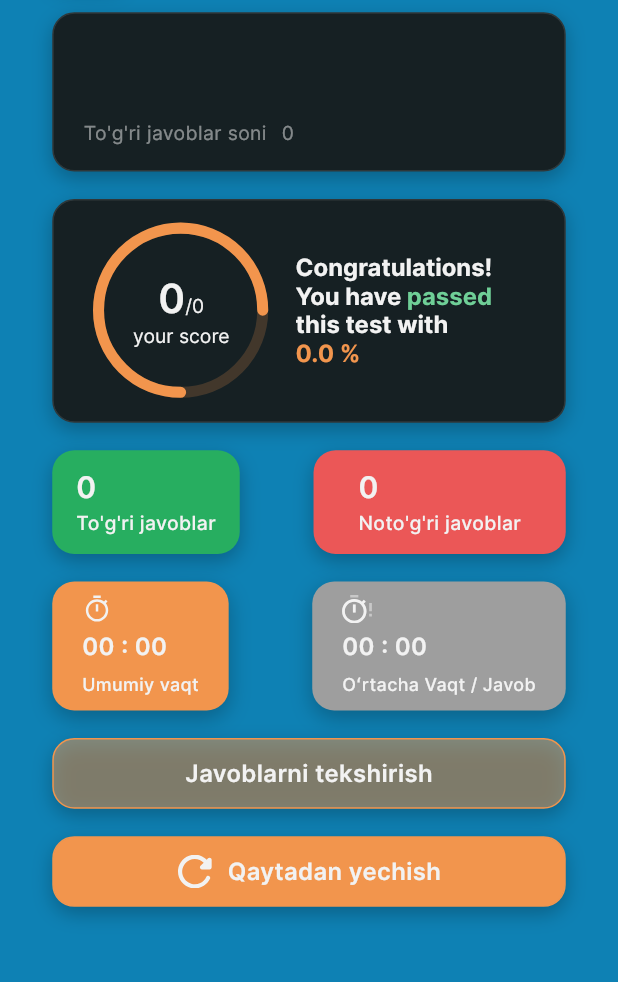
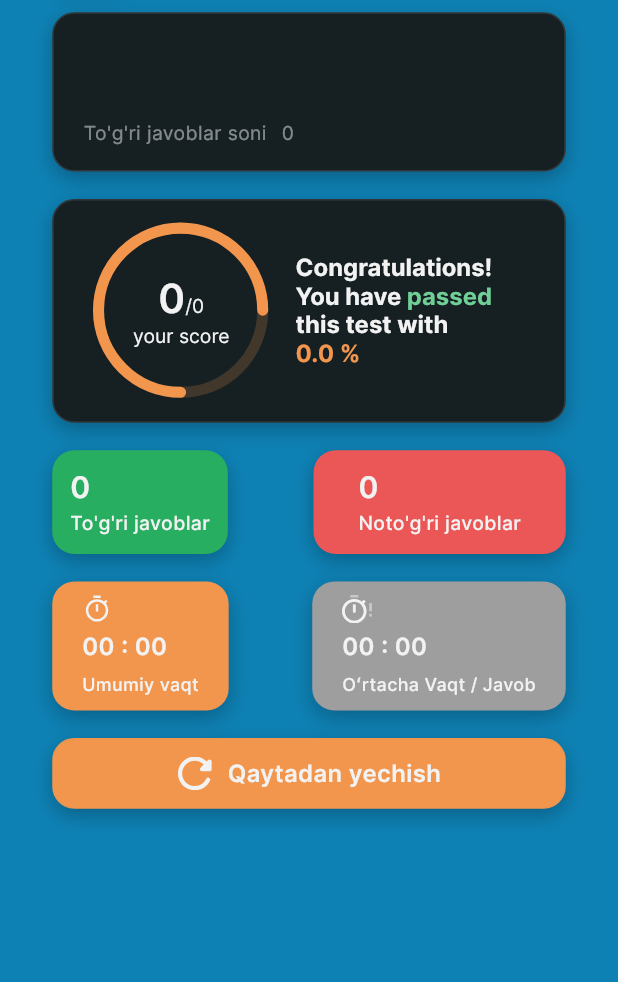
Before and after one commit to Yorq1nnur/my_quiz_app, a Flutter app: the ResultScreen screen opened directly with empty values, on a phone screen of 412 x 824 dp, the part 156-1138 px from its top. Run offline on Flutter 3.47's test engine with Material 3 defaults, Android fonts, the phone set to English and light mode, and no system bars; drawn by our look-alikes of zoom_tap_animation; our stand-ins replace flutter_screenutil, flutter_svg, lottie; missing offline and left inert: dart:ffi; project files that could hold a hidden picture were left out.

Commit message:
First ResultScreen

```diff
--- a/lib/screens/result_screen/get_bottom_items.dart
+++ b/lib/screens/result_screen/get_bottom_items.dart
@@ -9,11 +9,9 @@ import '../../utils/styles/app_text_style.dart';
 class GetBottomItems extends StatelessWidget {
   const GetBottomItems({
     super.key,
-    required this.check,
     required this.again,
   });
 
-  final VoidCallback check;
   final VoidCallback again;
 
   @override
@@ -21,47 +19,6 @@ class GetBottomItems extends StatelessWidget {
     return Column(
       crossAxisAlignment: CrossAxisAlignment.start,
       children: [
-        ZoomTapAnimation(
-          onTap: check,
-          child: Container(
-            padding: EdgeInsets.symmetric(
-              vertical: 12.h,
-              horizontal: 20.w,
-            ),
-            margin: EdgeInsets.only(
-              bottom: 20.h,
-            ),
-            decoration: BoxDecoration(
-              color: AppColors.cF2954D.withOpacity(0.5),
-              border: Border.all(
-                color: AppColors.cF2954D,
-                width: 1.w,
-              ),
-              boxShadow: [
-                BoxShadow(
-                  color: AppColors.c000000.withOpacity(0.25),
-                  blurRadius: 12.r,
-                  offset: Offset(
-                    0,
-                    5.r,
-                  ),
-                ),
-              ],
-              borderRadius: BorderRadius.circular(
-                16.r,
-              ),
-            ),
-            child: Center(
-              child: Text(
-                "Javoblarni tekshirish",
-                style: AppTextStyle.interBold.copyWith(
-                    color: AppColors.cF2F2F2,
-                    fontSize: 16.sp,
-                    fontWeight: FontWeight.w600),
-              ),
-            ),
-          ),
-        ),
         ZoomTapAnimation(
           onTap: again,
           child: Container(
@@ -115,6 +72,7 @@ class GetBottomItems extends StatelessWidget {
             ),
           ),
         ),
+
       ],
     );
   }
--- a/lib/screens/result_screen/result_screen.dart
+++ b/lib/screens/result_screen/result_screen.dart
@@ -203,7 +203,7 @@ class _ResultScreenState extends State<ResultScreen> {
                             containerColor: AppColors.c27AE60,
                             answersCount: widget.answersReport.trueAnswersCount,
                             check: "To'g'ri javoblar",
-                            horizontalPadding: 16,
+                            horizontalPadding: 12,
                           ),
                           GetTrueAnswersContainer(
                             containerColor: AppColors.cEB5757,
@@ -239,7 +239,6 @@ class _ResultScreenState extends State<ResultScreen> {
                     ),
                   ),
                   GetBottomItems(
-                    check: () {},
                     again: () {
                       Navigator.pushReplacement(
                         context,
```
